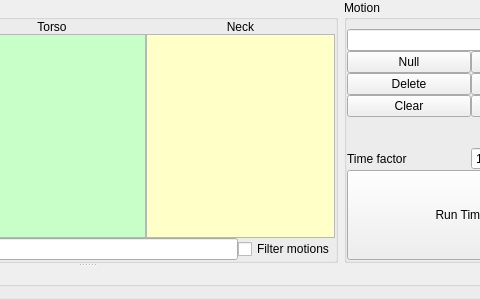
The window that vigir_rqt_motion_editor/src/vigir_rqt_motion_editor/motion_editor.ui (tu-darmstadt-ros-pkg/motion_editor) describes before a commit, drawn with Qt 5; both pictures show x 423 to 903 and y 0 to 300 of the 1020 by 300 pixel window.
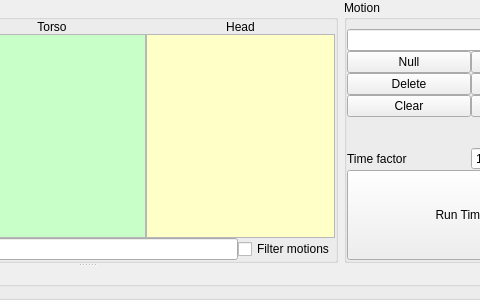
The same window after the commit.

Commit message: fixed head group name

What changed in the file:
```diff
--- a/vigir_rqt_motion_editor/src/vigir_rqt_motion_editor/motion_editor.ui
+++ b/vigir_rqt_motion_editor/src/vigir_rqt_motion_editor/motion_editor.ui
@@ -74,7 +74,7 @@
             <item>
              <widget class="QLabel" name="label_5">
               <property name="text">
-               <string>Neck</string>
+               <string>Head</string>
               </property>
               <property name="alignment">
                <set>Qt::AlignCenter</set>
```
Left out of the diff: 2 changed lines with no effect on the pictures. The commit also changes 4 other files.
